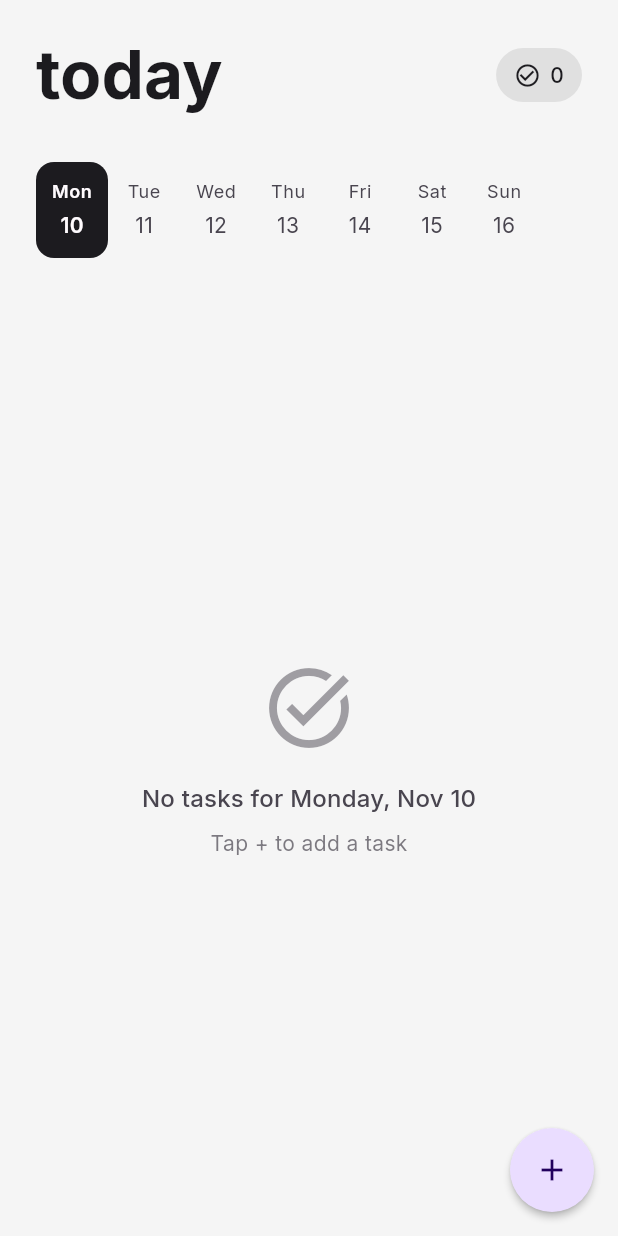
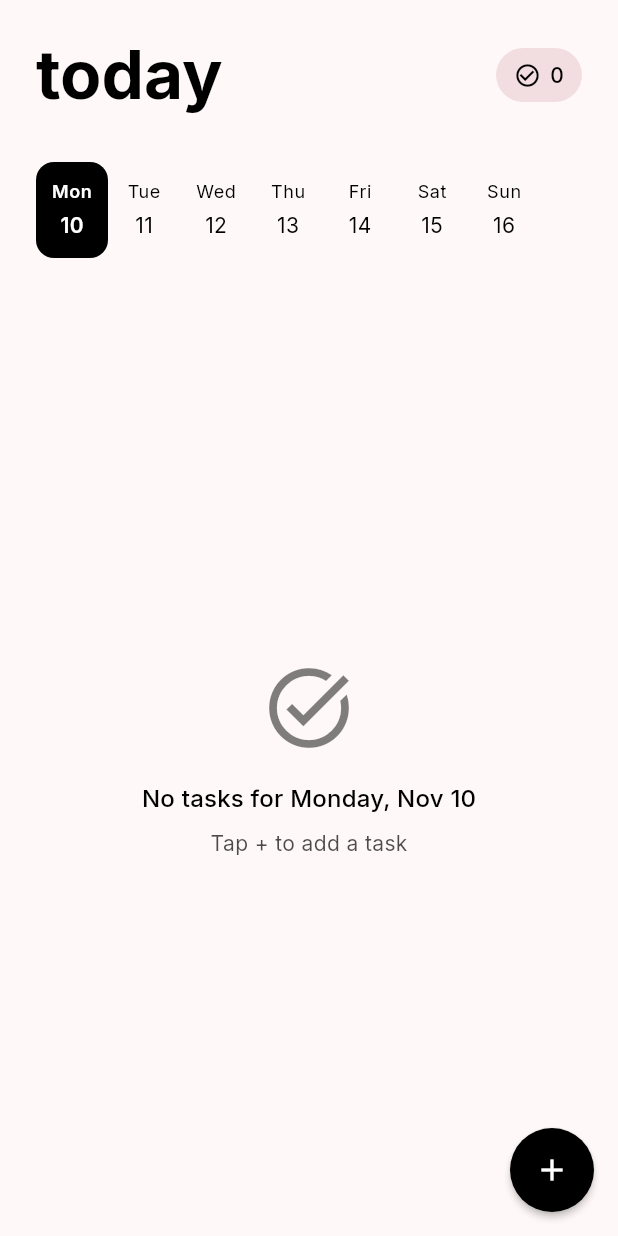
Before and after one commit to chrisokoriedev/afrifounders, a Flutter app: the screen it shows after launch, on a phone screen of 412 x 824 dp. Run offline on Flutter 3.47's test engine with Material 3 defaults, Android fonts, the phone set to English and light mode, and no system bars; our stand-ins replace dartz, equatable, flutter_riverpod, flutter_slidable, freezed_annotation, google_fonts and 3 more; accounts and stored records are empty; generated files the repository leaves out were written again.

Commit message:
Refactor AppColors to use black and white theme colors, update task-related widgets to utilize theme color scheme for background and surface colors, and enhance item update logic to support adding new items if they do not exist.

```diff
--- a/lib/core/constants/app_colors.dart
+++ b/lib/core/constants/app_colors.dart
@@ -1,58 +1,58 @@
 import 'package:flutter/material.dart';
 
-/// App color constants for light and dark themes
+/// App color constants for black and white theme
 class AppColors {
   AppColors._();
 
-  // Light Theme Colors
-  static const Color lightPrimary = Color(0xFF6750A4);
-  static const Color lightOnPrimary = Color(0xFFFFFFFF);
-  static const Color lightPrimaryContainer = Color(0xFFEADDFF);
-  static const Color lightOnPrimaryContainer = Color(0xFF21005D);
-  static const Color lightSecondary = Color(0xFF625B71);
-  static const Color lightOnSecondary = Color(0xFFFFFFFF);
-  static const Color lightSecondaryContainer = Color(0xFFE8DEF8);
-  static const Color lightOnSecondaryContainer = Color(0xFF1D192B);
-  static const Color lightTertiary = Color(0xFF7D5260);
-  static const Color lightOnTertiary = Color(0xFFFFFFFF);
-  static const Color lightTertiaryContainer = Color(0xFFFFD8E4);
-  static const Color lightOnTertiaryContainer = Color(0xFF31111D);
-  static const Color lightError = Color(0xFFBA1A1A);
-  static const Color lightOnError = Color(0xFFFFFFFF);
-  static const Color lightErrorContainer = Color(0xFFFFDAD6);
-  static const Color lightOnErrorContainer = Color(0xFF410002);
-  static const Color lightSurface = Color(0xFFFFFBFE);
-  static const Color lightOnSurface = Color(0xFF1C1B1F);
-  static const Color lightSurfaceVariant = Color(0xFFE7E0EC);
-  static const Color lightOnSurfaceVariant = Color(0xFF49454F);
-  static const Color lightOutline = Color(0xFF79747E);
-  static const Color lightOutlineVariant = Color(0xFFCAC4D0);
-  static const Color lightBackground = Color(0xFFFFFBFE);
-  static const Color lightOnBackground = Color(0xFF1C1B1F);
+  // Light Theme Colors (White background, black text)
+  static const Color lightPrimary = Colors.black;
+  static const Color lightOnPrimary = Colors.white;
+  static const Color lightPrimaryContainer = Colors.black;
+  static const Color lightOnPrimaryContainer = Colors.white;
+  static const Color lightSecondary = Colors.black;
+  static const Color lightOnSecondary = Colors.white;
+  static const Color lightSecondaryContainer = Colors.black;
+  static const Color lightOnSecondaryContainer = Colors.white;
+  static const Color lightTertiary = Colors.black;
+  static const Color lightOnTertiary = Colors.white;
+  static const Color lightTertiaryContainer = Colors.black;
+  static const Color lightOnTertiaryContainer = Colors.white;
+  static const Color lightError = Colors.black;
+  static const Color lightOnError = Colors.white;
+  static const Color lightErrorContainer = Colors.black;
+  static const Color lightOnErrorContainer = Colors.white;
+  static const Color lightSurface = Colors.white;
+  static const Color lightOnSurface = Colors.black;
+  static const Color lightSurfaceVariant = Color(0xFFF5F5F5);
+  static const Color lightOnSurfaceVariant = Colors.black;
+  static const Color lightOutline = Colors.black;
+  static const Color lightOutlineVariant = Color(0xFFE0E0E0);
+  static const Color lightBackground = Colors.white;
+  static const Color lightOnBackground = Colors.black;
 
-  // Dark Theme Colors
-  static const Color darkPrimary = Color(0xFFD0BCFF);
-  static const Color darkOnPrimary = Color(0xFF381E72);
-  static const Color darkPrimaryContainer = Color(0xFF4F378B);
-  static const Color darkOnPrimaryContainer = Color(0xFFEADDFF);
-  static const Color darkSecondary = Color(0xFFCCC2DC);
-  static const Color darkOnSecondary = Color(0xFF332D41);
-  static const Color darkSecondaryContainer = Color(0xFF4A4458);
-  static const Color darkOnSecondaryContainer = Color(0xFFE8DEF8);
-  static const Color darkTertiary = Color(0xFFEFB8C8);
-  static const Color darkOnTertiary = Color(0xFF492532);
-  static const Color darkTertiaryContainer = Color(0xFF633B48);
-  static const Color darkOnTertiaryContainer = Color(0xFFFFD8E4);
-  static const Color darkError = Color(0xFFFFB4AB);
-  static const Color darkOnError = Color(0xFF690005);
-  static const Color darkErrorContainer = Color(0xFF93000A);
-  static const Color darkOnErrorContainer = Color(0xFFFFDAD6);
-  static const Color darkSurface = Color(0xFF1C1B1F);
-  static const Color darkOnSurface = Color(0xFFE6E1E5);
-  static const Color darkSurfaceVariant = Color(0xFF49454F);
-  static const Color darkOnSurfaceVariant = Color(0xFFCAC4D0);
-  static const Color darkOutline = Color(0xFF938F99);
-  static const Color darkOutlineVariant = Color(0xFF49454F);
-  static const Color darkBackground = Color(0xFF1C1B1F);
-  static const Color darkOnBackground = Color(0xFFE6E1E5);
+  // Dark Theme Colors (Black background, white text)
+  static const Color darkPrimary = Colors.white;
+  static const Color darkOnPrimary = Colors.black;
+  static const Color darkPrimaryContainer = Colors.white;
+  static const Color darkOnPrimaryContainer = Colors.black;
+  static const Color darkSecondary = Colors.white;
+  static const Color darkOnSecondary = Colors.black;
+  static const Color darkSecondaryContainer = Colors.white;
+  static const Color darkOnSecondaryContainer = Colors.black;
+  static const Color darkTertiary = Colors.white;
+  static const Color darkOnTertiary = Colors.black;
+  static const Color darkTertiaryContainer = Colors.white;
+  static const Color darkOnTertiaryContainer = Colors.black;
+  static const Color darkError = Colors.white;
+  static const Color darkOnError = Colors.black;
+  static const Color darkErrorContainer = Colors.white;
+  static const Color darkOnErrorContainer = Colors.black;
+  static const Color darkSurface = Colors.black;
+  static const Color darkOnSurface = Colors.white;
+  static const Color darkSurfaceVariant = Color(0xFF1E1E1E);
+  static const Color darkOnSurfaceVariant = Colors.white;
+  static const Color darkOutline = Colors.white;
+  static const Color darkOutlineVariant = Color(0xFF2E2E2E);
+  static const Color darkBackground = Colors.black;
+  static const Color darkOnBackground = Colors.white;
 }
--- a/lib/features/item_management/presentation/pages/task_home_page.dart
+++ b/lib/features/item_management/presentation/pages/task_home_page.dart
@@ -45,7 +45,7 @@ class _TaskHomePageState extends ConsumerState<TaskHomePage> {
     final completedCount = selectedDateTasks.where((t) => t.isCompleted).length;
 
     return Scaffold(
-      backgroundColor: isDark ? const Color(0xFF121212) : const Color(0xFFF5F5F5),
+      backgroundColor: theme.colorScheme.background,
       body: SafeArea(
         child: RefreshIndicator(
           onRefresh: () async {
--- a/lib/features/item_management/presentation/providers/item_notifier.dart
+++ b/lib/features/item_management/presentation/providers/item_notifier.dart
@@ -117,9 +117,15 @@ class ItemNotifier extends _$ItemNotifier {
     );
   }
 
-  /// Update an existing item
+  /// Update an existing item or add a new one
   Future<void> updateItem(Item item) async {
     final updatedItem = item.copyWith(updatedAt: DateTime.now());
+
+    // Check if item exists in the list
+    final itemExists = state.items.any((i) => i.id == item.id);
+
+    if (itemExists) {
+      // Update existing item
       final updateItemUseCase = ref.read(updateItemProvider);
       final result = await updateItemUseCase(updatedItem);
       result.fold(
@@ -132,6 +138,21 @@ class ItemNotifier extends _$ItemNotifier {
           _applyFilters();
         },
       );
+    } else {
+      // Add new item
+      final addItemUseCase = ref.read(addItemProvider);
+      final result = await addItemUseCase(updatedItem);
+      result.fold(
+        (failure) => state = state.copyWith(error: failure),
+        (addedItem) {
+          state = state.copyWith(
+            items: [...state.items, addedItem],
+            error: null,
+          );
+          _applyFilters();
+        },
+      );
+    }
   }
 
   /// Delete an item
--- a/lib/features/item_management/presentation/widgets/task_header_widget.dart
+++ b/lib/features/item_management/presentation/widgets/task_header_widget.dart
@@ -12,8 +12,7 @@ class TaskHeaderWidget extends StatelessWidget {
   @override
   Widget build(BuildContext context) {
     final theme = Theme.of(context);
-    final isDark = theme.brightness == Brightness.dark;
-    final surfaceColor = isDark ? const Color(0xFF1E1E1E) : const Color(0xFFE0E0E0);
+    final surfaceColor = theme.colorScheme.surfaceVariant;
 
     return Padding(
       padding: const EdgeInsets.fromLTRB(24, 24, 24, 16),
--- a/lib/features/item_management/presentation/widgets/task_item_widget.dart
+++ b/lib/features/item_management/presentation/widgets/task_item_widget.dart
@@ -17,8 +17,7 @@ class TaskItemWidget extends StatelessWidget {
   @override
   Widget build(BuildContext context) {
     final theme = Theme.of(context);
-    final isDark = theme.brightness == Brightness.dark;
-    final surfaceColor = isDark ? const Color(0xFF1E1E1E) : const Color(0xFFE8E8E8);
+    final surfaceColor = theme.colorScheme.surfaceVariant;
 
     // Build task description
     final taskDescription = _buildTaskDescription(theme);
```
Lines whose indentation alone changed are shown as unchanged.
